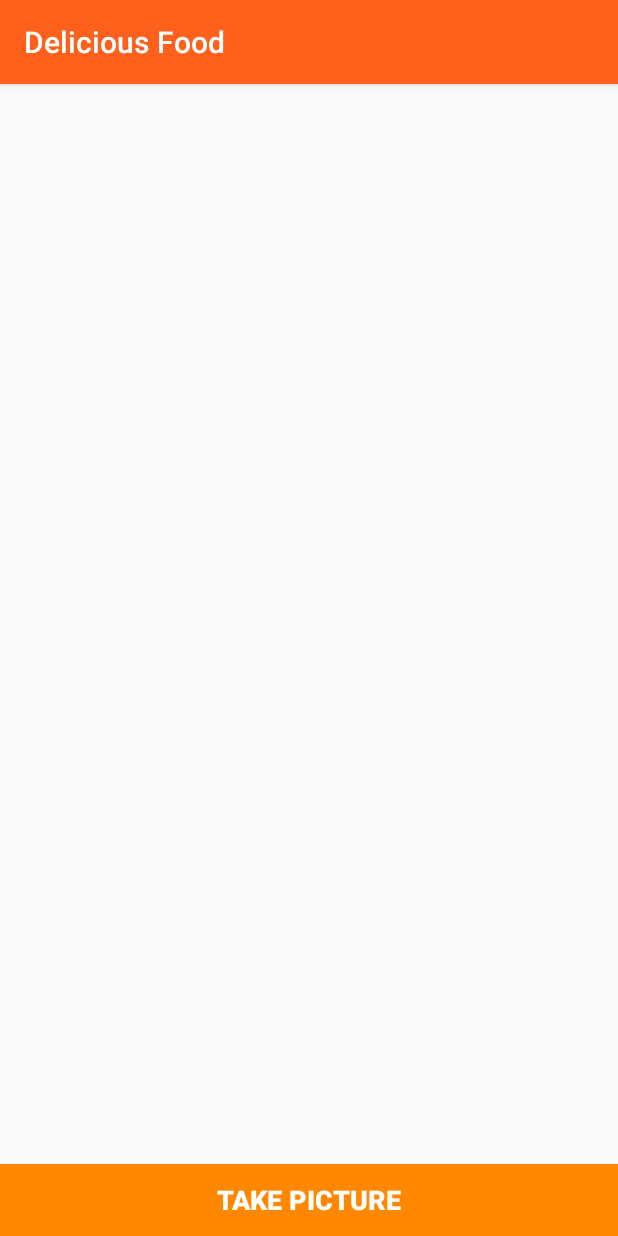
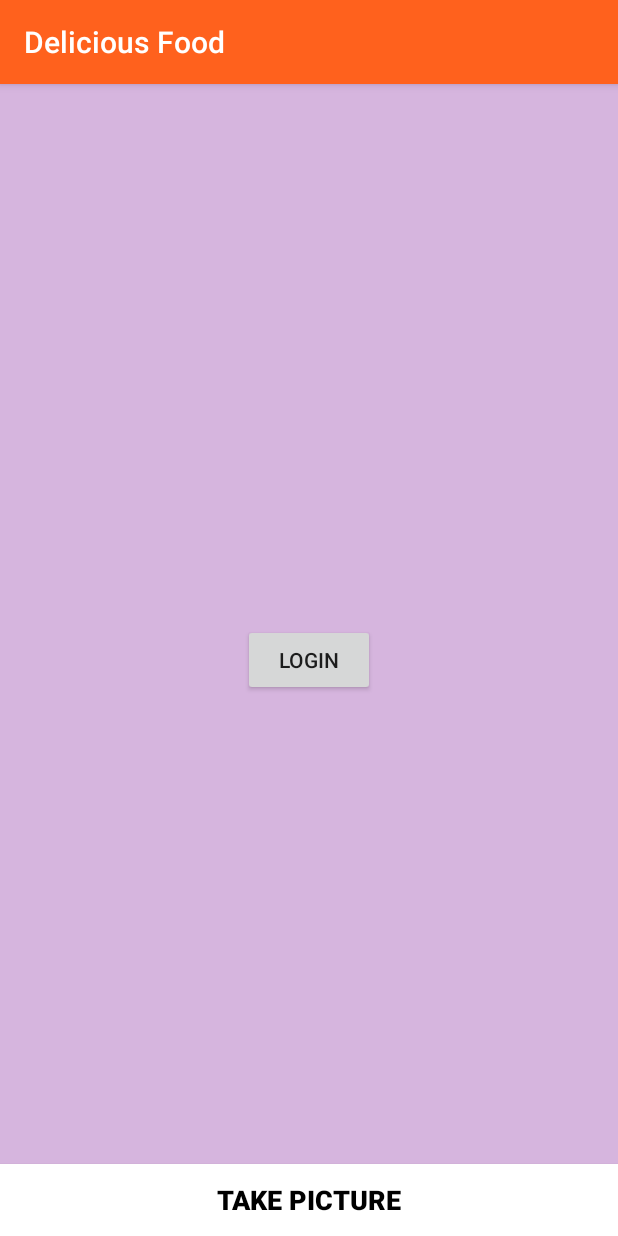
Before and after one commit to sanyip98/food-image-recognition, an Android app: the screen it shows after launch (MainActivity), on a phone screen of 412 x 824 dp. Run offline under Robolectric (Android 15) with nearby library versions, the phone set to English and light mode, and no system bars; our stand-ins replace Firebase (no records; nobody signed in at launch, a user with empty details on screens opened directly); libraries missing offline, so code that uses them is left out: com.mindorks.paracamera; 1 statement that could not run was skipped.

Commit message:
Added login push button

```diff
--- a/app/src/main/res/layout/activity_main.xml
+++ b/app/src/main/res/layout/activity_main.xml
@@ -40,10 +40,10 @@
       android:id="@+id/button"
       android:layout_width="0dp"
       android:layout_height="wrap_content"
-      android:background="@android:color/holo_orange_dark"
+      android:background="@android:color/white"
       android:onClick="takePicture"
       android:text="@string/take_picture"
-      android:textColor="@android:color/background_light"
+      android:textColor="@android:color/black"
       android:textSize="18sp"
       android:textStyle="bold"
       app:layout_constraintBottom_toBottomOf="parent"
@@ -69,7 +69,7 @@
           android:id="@+id/responseTextView"
           android:layout_width="wrap_content"
           android:layout_height="wrap_content"
-          android:text="Delicious Food"
+          android:text="Clothing App"
           android:textAlignment="center"
           android:textColor="@android:color/background_light"
           android:textSize="24sp"
@@ -79,7 +79,7 @@
           app:layout_constraintEnd_toEndOf="parent"
           app:layout_constraintStart_toStartOf="parent"
           app:layout_constraintTop_toTopOf="parent"
-          tools:text="Delicious Food"/>
+          tools:text="Clothing App"/>
     </android.support.constraint.ConstraintLayout>
 
   </android.support.v7.widget.CardView>
@@ -89,13 +89,14 @@
       android:layout_width="0dp"
       android:layout_height="0dp"
       android:adjustViewBounds="true"
+      android:background="@color/colorAccent"
       android:cropToPadding="false"
       android:scaleType="centerCrop"
       android:visibility="visible"
       app:layout_constraintBottom_toTopOf="@+id/button"
       app:layout_constraintEnd_toEndOf="parent"
       app:layout_constraintStart_toStartOf="parent"
-      app:layout_constraintTop_toTopOf="parent"/>
+      app:layout_constraintTop_toTopOf="parent" />
 
   <ProgressBar
       android:id="@+id/progressBar"
@@ -112,4 +113,15 @@
       app:layout_constraintStart_toStartOf="@+id/imageView"
       app:layout_constraintTop_toTopOf="@+id/imageView"/>
 
+  <Button
+      android:id="@+id/btnLogin"
+      android:layout_width="wrap_content"
+      android:layout_height="wrap_content"
+      android:text="Login"
+      app:layout_constraintBottom_toBottomOf="parent"
+      app:layout_constraintEnd_toEndOf="parent"
+      app:layout_constraintStart_toStartOf="parent"
+      app:layout_constraintTop_toTopOf="parent"
+      tools:layout_editor_absoluteX="148dp"
+      tools:layout_editor_absoluteY="231dp" />
 </android.support.constraint.ConstraintLayout>
--- a/app/src/main/res/values/colors.xml
+++ b/app/src/main/res/values/colors.xml
@@ -32,5 +32,5 @@
 <resources>
   <color name="colorPrimary">#ff611d</color>
   <color name="colorPrimaryDark">#e32929</color>
-  <color name="colorAccent">#ffb80e</color>
+  <color name="colorAccent">#D6B5DE</color>
 </resources>
```
Also changed, not shown: app/src/main/java/com/raywenderlich/deliciousfood/MainActivity.kt (+30 -0 lines), app/src/main/res/layout/activity_splash.xml (+8 -4 lines).
